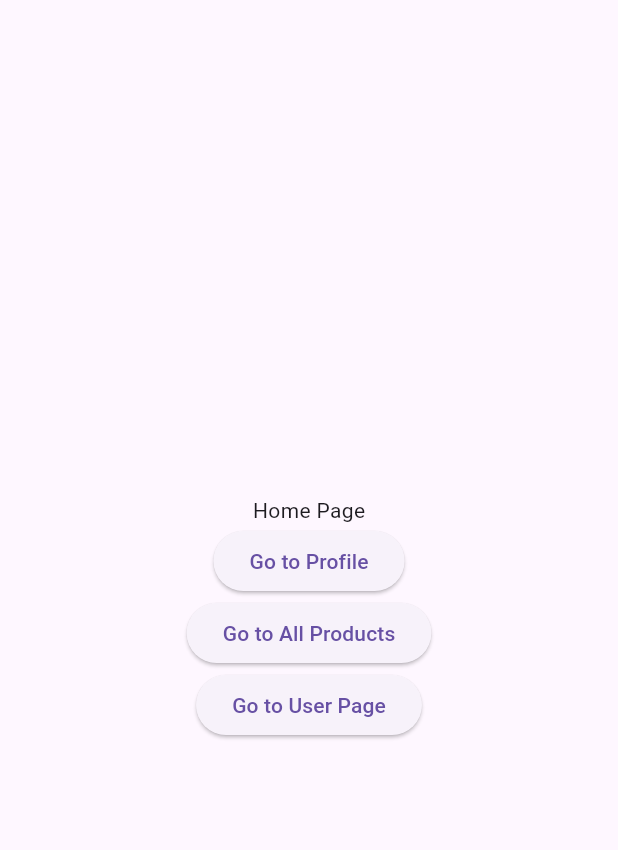
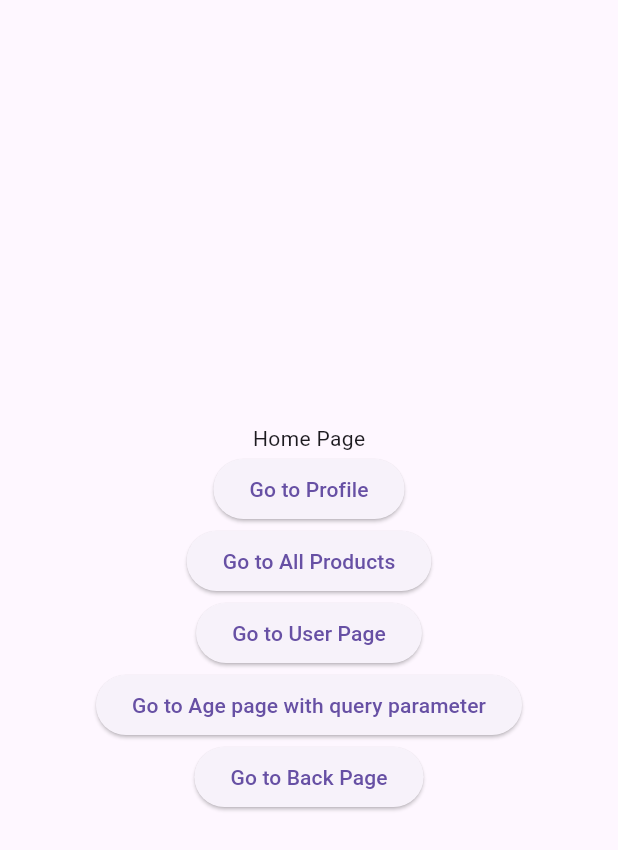
Before and after one commit to HGSChandeepa/Flutter-Go-Router-Masterclass-, a Flutter app: the screen it shows after launch, on a phone screen of 412 x 824 dp. Shown: the top 850 px of the screen. Run offline on Flutter 3.47's test engine with Material 3 defaults, Android fonts, the phone set to English and light mode, and no system bars; our stand-ins replace go_router.

Commit message:
All the routing methodes are added

```diff
--- /dev/null
+++ b/lib/data/userdata.dart
@@ -0,0 +1,3 @@
+class UserData {
+  static bool isUserValid = true;
+}
--- /dev/null
+++ b/lib/pages/age_page.dart
@@ -0,0 +1,15 @@
+import 'package:flutter/material.dart';
+
+class AgePage extends StatelessWidget {
+  final int age;
+  const AgePage({super.key, required this.age});
+
+  @override
+  Widget build(BuildContext context) {
+    return Scaffold(
+      body: Center(
+        child: Text('Age: $age'),
+      ),
+    );
+  }
+}
--- a/lib/pages/home_page.dart
+++ b/lib/pages/home_page.dart
@@ -1,5 +1,6 @@
 import 'package:flutter/material.dart';
 import 'package:go_router/go_router.dart';
+import 'package:gorouter/router/route_names.dart';
 
 class HomePage extends StatelessWidget {
   const HomePage({super.key});
@@ -15,13 +16,17 @@ class HomePage extends StatelessWidget {
           ),
           ElevatedButton(
             onPressed: () {
-              GoRouter.of(context).push('/profile');
+              GoRouter.of(context).go('/profile');
             },
             child: const Text('Go to Profile'),
           ),
           ElevatedButton(
             onPressed: () {
-              GoRouter.of(context).push('/products');
+              // GoRouter.of(context).push('/products');
+
+              // -or- named routes
+
+              GoRouter.of(context).goNamed(RouteNamesClass.allProducts);
             },
             child: const Text('Go to All Products'),
           ),
@@ -33,10 +38,28 @@ class HomePage extends StatelessWidget {
               // -or-
 
               //using path parameter
-              String name = 'Name from params';
-              GoRouter.of(context).go('/user/$name');
+              // String name = 'Name from params';
+              // GoRouter.of(context).go('/user/$name');
+
+              // -or- named routes
+
+              GoRouter.of(context).goNamed(RouteNamesClass.user,
+                  pathParameters: {'name': 'John Doe from named route'});
             },
             child: const Text('Go to User Page'),
+          ),
+          ElevatedButton(
+            onPressed: () {
+              GoRouter.of(context)
+                  .goNamed(RouteNamesClass.age, queryParameters: {'age': '25'});
+            },
+            child: const Text('Go to Age page with query parameter'),
+          ),
+          ElevatedButton(
+            onPressed: () {
+              GoRouter.of(context).push('/back');
+            },
+            child: const Text('Go to Back Page'),
           ),
         ],
       ),
--- /dev/null
+++ b/lib/router/route_names.dart
@@ -0,0 +1,6 @@
+class RouteNamesClass {
+  static const String profile = 'profile';
+  static const String allProducts = 'allProducts';
+  static const String user = 'user';
+  static const String age = 'age';
+}
--- a/lib/router/router.dart
+++ b/lib/router/router.dart
@@ -1,14 +1,30 @@
 import 'package:flutter/material.dart';
 import 'package:go_router/go_router.dart';
 import 'package:gorouter/pages/all_products.dart';
+import 'package:gorouter/pages/back.dart';
 import 'package:gorouter/pages/child_page.dart';
 import 'package:gorouter/pages/home_page.dart';
+import 'package:gorouter/pages/login.dart';
 import 'package:gorouter/pages/profile_page.dart';
 import 'package:gorouter/pages/user_page.dart';
+import 'package:gorouter/router/route_names.dart';
+
+import '../pages/age_page.dart';
 
 class RouterClass {
   final router = GoRouter(
     initialLocation: "/",
+
+    //redirect to login page if user is not valid
+    // redirect: (context, state) {
+    //   bool isValidUser = UserData.isUserValid;
+
+    //   if (isValidUser) {
+    //     return "/";
+    //   } else {
+    //     return "/login";
+    //   }
+    // },
 
     //error page
     errorPageBuilder: (context, state) {
@@ -64,7 +80,7 @@ class RouterClass {
 
       //user page with path parameter
       GoRoute(
-        name: "user",
+        name: RouteNamesClass.user,
         path: '/user/:name',
         builder: (context, state) {
           return UserPage(
@@ -75,12 +91,40 @@ class RouterClass {
 
       //all products page
       GoRoute(
-        name: "products",
+        name: RouteNamesClass.allProducts,
         path: '/products',
         builder: (context, state) {
           return const AllProducts();
         },
       ),
+
+      //age page with query parameter
+      GoRoute(
+        name: RouteNamesClass.age,
+        path: '/age',
+        builder: (context, state) {
+          final int age = state.uri.queryParameters['age'] == null
+              ? 0
+              : int.parse(state.uri.queryParameters['age']!);
+          return AgePage(age: age);
+        },
+      ),
+
+      //login page
+      GoRoute(
+        path: '/login',
+        builder: (context, state) {
+          return const LoginPage();
+        },
+      ),
+
+      //back page
+      GoRoute(
+        path: '/back',
+        builder: (context, state) {
+          return const BackPage();
+        },
+      ),
     ],
   );
 }
--- a/notes.txt
+++ b/notes.txt
@@ -14,3 +14,9 @@ All the notes for the Flutter Go Router
 10.Pass data to the user page
 11.Navigate to the user page with data (extra methode parameters)
 12.Navigate to the user page with data ( methode pathparameters)
+
+13.Named routes
+14.query parameters
+15.redirects in the routes
+
+16.push and pushNamed
```
Also changed, not shown: lib/pages/back.dart (added, +22 -0 lines), lib/pages/login.dart (added, +19 -0 lines).
